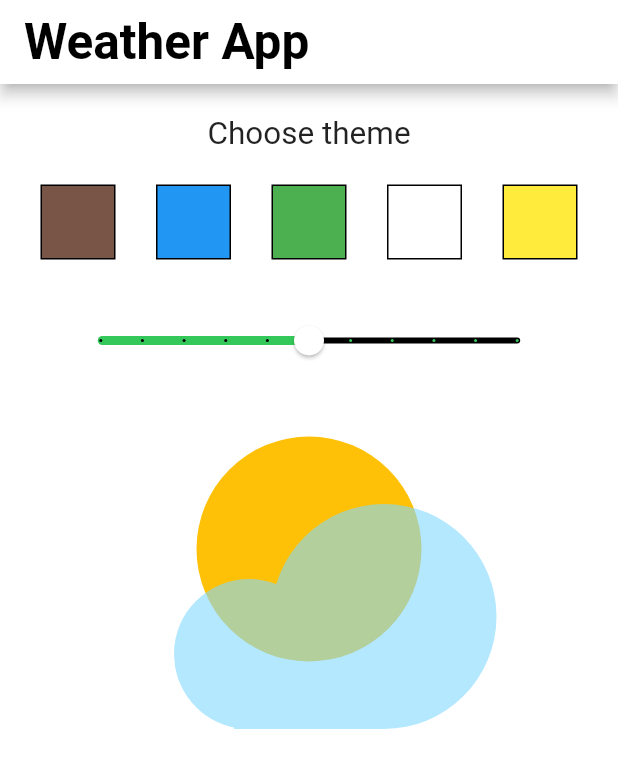
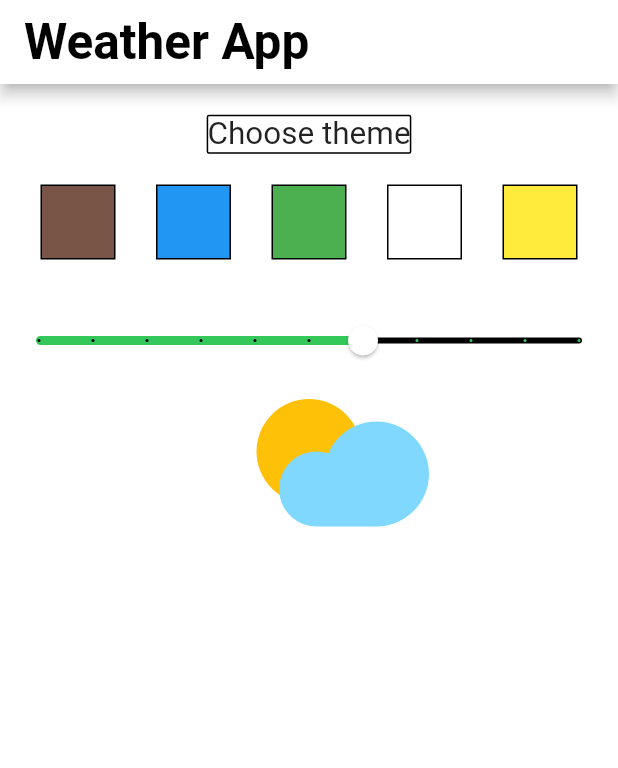
Before and after one commit to matua/advanced_widgets, a Flutter app: the screen it shows after launch, on a phone screen of 412 x 824 dp. Shown: the top 768 px of the screen. Run offline on Flutter 3.47's test engine with Material 2 defaults, Android fonts, the phone set to English and light mode, and no system bars; our stand-ins replace freezed_annotation.

Commit message:
Custom Painter Animated Builder RenderObject

```diff
--- a/lib/data/model/my_theme_data.dart
+++ b/lib/data/model/my_theme_data.dart
@@ -6,12 +6,6 @@ part 'my_theme_data.freezed.dart';
 
 @unfreezed
 class MyThemeData with _$MyThemeData {
-  // MyThemeData({
-  //   required this.appBarColor,
-  //   required this.backGroundColor,
-  //   required this.appBarTitleTextColor,
-  // });
-
   factory MyThemeData({
     required Color? appBarColor,
     required Color? backGroundColor,
--- /dev/null
+++ b/lib/views/text_decorator.dart
@@ -0,0 +1,81 @@
+import 'dart:ui';
+
+import 'package:flutter/cupertino.dart';
+import 'package:flutter/rendering.dart';
+
+class TextDecorator extends SingleChildRenderObjectWidget {
+  TextDecorator(
+      {Key? key,
+      required this.backgroundColor,
+      required this.frameWidth,
+      Widget? child})
+      : super(key: key, child: child);
+
+  final Color? backgroundColor;
+  final double frameWidth;
+
+  @override
+  RenderObject createRenderObject(BuildContext context) {
+    return _RenderTextDecorator(
+      background: backgroundColor!,
+      frameWidth: frameWidth,
+    );
+  }
+
+  @override
+  void updateRenderObject(BuildContext context, RenderObject renderObject) {
+    renderObject as _RenderTextDecorator
+      ..backgroundColor = backgroundColor!
+      ..frameWidth = frameWidth;
+  }
+
+  @override
+  void debugFillProperties(DiagnosticPropertiesBuilder properties) {
+    super.debugFillProperties(properties);
+    properties.add(ColorProperty('background', backgroundColor));
+    properties.add(DoubleProperty('frameWidth', frameWidth));
+  }
+}
+
+class _RenderTextDecorator extends RenderProxyBox {
+  _RenderTextDecorator({required Color background, required double frameWidth})
+      : _backgroundColor = background,
+        _frameWidth = frameWidth;
+
+  Color _backgroundColor;
+  double _frameWidth;
+
+  set backgroundColor(Color value) {
+    if (value == _backgroundColor) {
+      return;
+    }
+    _backgroundColor = value;
+    markNeedsPaint();
+  }
+
+  set frameWidth(double value) {
+    if (value == _frameWidth || value < 0 || value > 10) {
+      return;
+    }
+    _frameWidth = value;
+    markNeedsPaint();
+  }
+
+  double get frameWidth => _frameWidth;
+
+  Color get backgroundColor => _backgroundColor;
+
+  @override
+  void paint(PaintingContext context, Offset offset) {
+    if (child == null) return;
+    final Paint background = Paint()
+      ..color = _backgroundColor
+      ..style = PaintingStyle.stroke
+      ..strokeWidth = frameWidth;
+
+    final Canvas canvas = context.canvas;
+    RRect rect = RRect.fromRectAndRadius(offset & size, Radius.circular(1));
+    canvas.drawRRect(rect, background);
+    context.paintChild(child!, offset);
+  }
+}
--- a/lib/views/weather_app.dart
+++ b/lib/views/weather_app.dart
@@ -1,5 +1,5 @@
 import 'package:advanced_widgets/views/color_picker_widget.dart';
-import 'package:advanced_widgets/views/weather_painter.dart';
+import 'package:advanced_widgets/views/text_decorator.dart';
 import 'package:flutter/cupertino.dart';
 import 'package:flutter/material.dart';
 import 'package:flutter/services.dart';
@@ -7,6 +7,7 @@ import 'package:provider/provider.dart';
 
 import '../business/theme_controller.dart';
 import '../business/theme_state.dart';
+import 'weather_widget.dart';
 
 class WeatherApp extends StatefulWidget {
   WeatherApp({Key? key}) : super(key: key);
@@ -15,13 +16,30 @@ class WeatherApp extends StatefulWidget {
   State<WeatherApp> createState() => _WeatherAppState();
 }
 
-class _WeatherAppState extends State<WeatherApp> {
-  late Brightness brightness;
-  double opacity = 0.5;
+class _WeatherAppState extends State<WeatherApp>
+    with SingleTickerProviderStateMixin {
+  late final AnimationController _controller;
+  double _opacity = 0.6;
+  bool _movementDirection = true;
+
+  @override
+  void initState() {
+    super.initState();
+    _controller = AnimationController(
+      vsync: this,
+      duration: const Duration(milliseconds: 500),
+    );
+  }
+
+  @override
+  void dispose() {
+    _controller.dispose();
+    super.dispose();
+  }
 
   @override
   Widget build(BuildContext context) {
-    SystemChrome.setPreferredOrientations([
+    SystemChrome.setPreferredOrientations(<DeviceOrientation>[
       DeviceOrientation.portraitUp,
       DeviceOrientation.portraitDown,
     ]);
@@ -49,14 +67,18 @@ class _WeatherAppState extends State<WeatherApp> {
                   title: Text(
                 'Weather App',
               )),
-                    body: Column(
-                      children: <Widget>[
+              body: Column(children: <Widget>[
                 SizedBox(
                   height: 21,
                 ),
-                        Text(
+                TextDecorator(
+                  backgroundColor: ThemeController.of(themeControllerContext)
+                      .appBarTitleTextColor,
+                  frameWidth: 1,
+                  child: Text(
                     'Choose theme',
                     style: TextStyle(fontSize: 21),
+                  ),
                 ),
                 SizedBox(
                   height: 21,
@@ -93,32 +115,51 @@ class _WeatherAppState extends State<WeatherApp> {
                 ),
                 SizedBox(height: 30),
                 Builder(builder: (BuildContext context) {
-                          return Container(
-                            width: MediaQuery.of(context).size.width / 5 * 4,
-                            child: Slider(
-                              thumbColor:
-                              ThemeController.of(context).backGroundColor,
+                  return Slider(
+                    thumbColor: ThemeController.of(context).backGroundColor,
                     inactiveColor:
                         ThemeController.of(context).appBarTitleTextColor,
                     min: 0.0,
                     max: 1.0,
-                              value: opacity,
+                    value: _opacity,
                     divisions: 10,
                     onChanged: (double value) {
                       setState(() {
-                                  opacity = value;
+                        _opacity = value;
                       });
                     },
                     activeColor: CupertinoColors.activeGreen,
+                  );
+                }),
+                AnimatedBuilder(
+                    animation: _controller,
+                    builder: (BuildContext context, Widget? child) {
+                      Matrix4 matrix = Matrix4.identity()
+                        ..scale(_controller.value * 1.4 + 1)
+                        ..translate(
+                            _controller.value * -90, _controller.value * 30);
+                      return Transform(
+                        transform: matrix,
+                        child: GestureDetector(
+                          onTap: () {
+                            if (_movementDirection) {
+                              _controller.forward();
+                              _movementDirection = !_movementDirection;
+                            } else {
+                              _controller.reverse();
+                              _movementDirection = !_movementDirection;
+                            }
+                          },
+                          child: WeatherWidget(
+                            opacity: _opacity,
+                            controller: _controller,
+                            weatherInfo: 'Очень солнечно, 31° ',
+                          ),
                         ),
                       );
-                        }),
-                        CustomPaint(
-                          size: Size(double.infinity, 200),
-                          painter: WeatherPainter(opacity: opacity),
-                        )
-                      ],
-                    )));
+                    })
+              ]),
+            ));
       })),
     );
   }
--- /dev/null
+++ b/lib/views/weather_widget.dart
@@ -0,0 +1,60 @@
+import 'package:advanced_widgets/business/theme_controller.dart';
+import 'package:advanced_widgets/views/text_decorator.dart';
+import 'package:flutter/material.dart';
+
+import 'weather_painter.dart';
+
+class WeatherWidget extends StatelessWidget {
+  const WeatherWidget({
+    Key? key,
+    required double opacity,
+    required AnimationController controller,
+    required String weatherInfo,
+  })  : _opacity = opacity,
+        _controller = controller,
+        _weatherInfo = weatherInfo,
+        super(key: key);
+
+  final double _opacity;
+  final AnimationController _controller;
+  final String _weatherInfo;
+
+  @override
+  Widget build(BuildContext context) {
+    return Column(
+      children: <Widget>[
+        Column(
+          children: <Widget>[
+            SizedBox(
+              width: 200,
+              height: 100,
+              child: CustomPaint(
+                painter: WeatherPainter(opacity: _opacity),
+              ),
+            ),
+          ],
+        ),
+        SizedBox(
+          height: 30,
+        ),
+        SizedBox(
+          width: 90,
+          child: _controller.value == 1
+              ? TextDecorator(
+                  backgroundColor:
+                      ThemeController.of(context).appBarTitleTextColor,
+                  frameWidth: 1,
+                  child: Text(
+                    _weatherInfo,
+                    textAlign: TextAlign.right,
+                    style: TextStyle(
+                      fontSize: 10,
+                    ),
+                  ),
+                )
+              : null,
+        ),
+      ],
+    );
+  }
+}
--- a/pubspec.yaml
+++ b/pubspec.yaml
@@ -33,6 +33,7 @@ dependencies:
   cupertino_icons: ^1.0.2
   freezed: ^2.0.4
   freezed_annotation: ^2.0.3
+  vector_math: ^2.1.2
 
 dev_dependencies:
   flutter_test:
```
Also changed, not shown: lib/views/weather_painter.dart (+43 -47 lines), pubspec.lock. Lines whose indentation alone changed are shown as unchanged.
